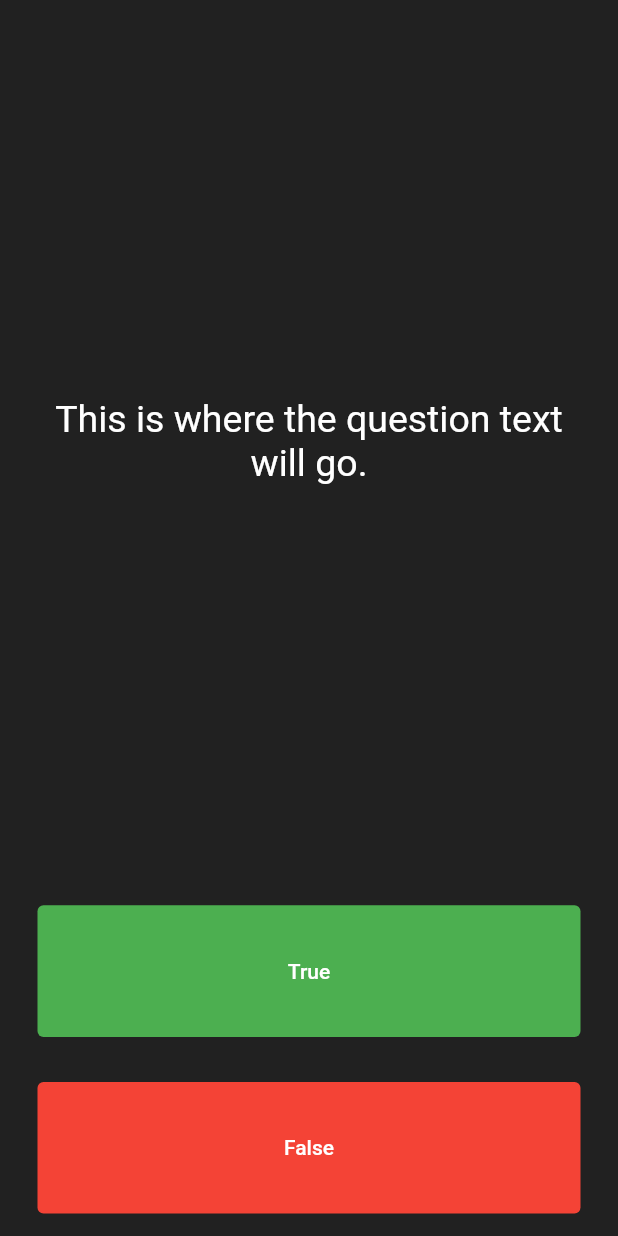
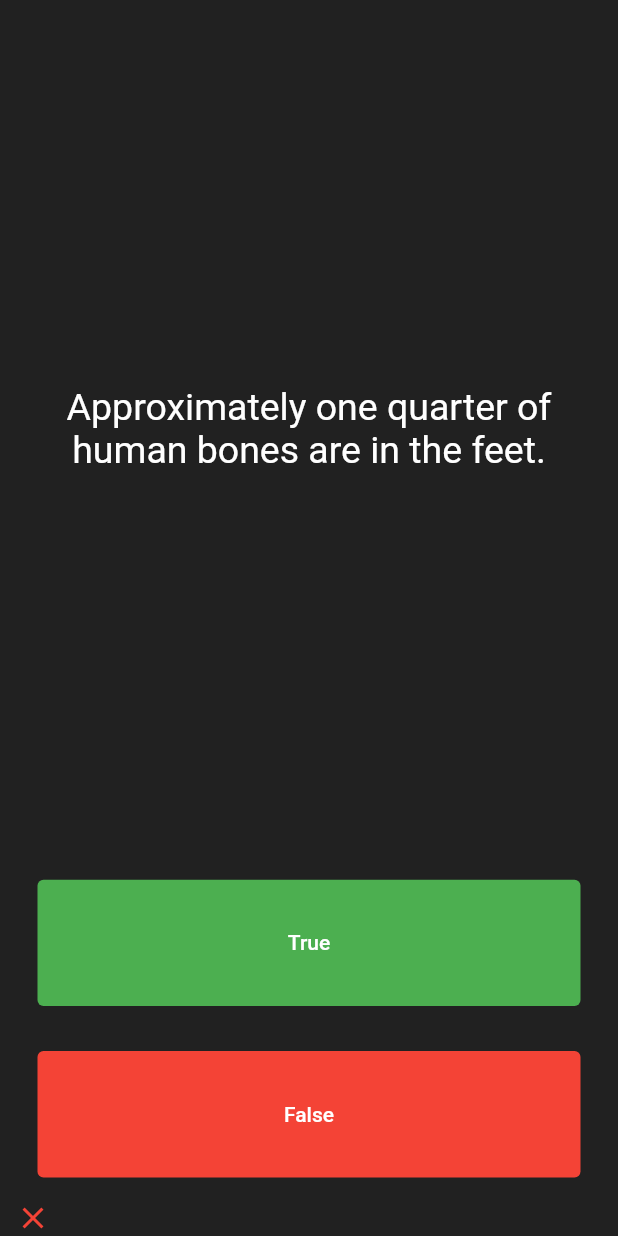
Before and after one commit to YEANSEYHA/quiz, a Flutter app: the screen it shows after launch, after a tap on "True", on a phone screen of 412 x 824 dp. Run offline on Flutter 3.47's test engine with Material 2 defaults, Android fonts, the phone set to English and light mode, and no system bars.

Commit message:
Check question and answer dart

```diff
--- a/lib/main.dart
+++ b/lib/main.dart
@@ -1,4 +1,7 @@
 import 'package:flutter/material.dart';
+import 'quiz_brain.dart';
+
+QuizBrain quizBrain = QuizBrain();
 
 void main() => runApp(Quizzler());
 
@@ -25,6 +28,31 @@ class QuizPage extends StatefulWidget {
 }
 
 class _QuizPageState extends State<QuizPage> {
+  List<Icon> scoreKeeper = [];
+
+  void checkAnswer(bool userPickedAnswer) {
+    bool correctAnswer = quizBrain.getCorrectAnswer();
+    setState(() {
+      if (userPickedAnswer == correctAnswer) {
+        scoreKeeper.add(Icon(
+          Icons.check,
+          color: Colors.green,
+        ));
+        print('user got it right !');
+      } else {
+        scoreKeeper.add(Icon(
+          Icons.close,
+          color: Colors.red,
+        ));
+        print('user got it wrong!');
+      }
+
+      quizBrain.nextQuestion();
+    });
+  }
+
+  int questionNumber = 0;
+
   @override
   Widget build(BuildContext context) {
     return Column(
@@ -37,7 +65,7 @@ class _QuizPageState extends State<QuizPage> {
             padding: EdgeInsets.all(10.0),
             child: Center(
               child: Text(
-                'This is where the question text will go.',
+                quizBrain.getQuestionText(),
                 textAlign: TextAlign.center,
                 style: TextStyle(
                   fontSize: 25.0,
@@ -55,7 +83,9 @@ class _QuizPageState extends State<QuizPage> {
                 backgroundColor: Colors.green,
                 foregroundColor: Colors.white,
               ),
-              onPressed: () {},
+              onPressed: () {
+                checkAnswer(true);
+              },
               child: Text('True'),
             ),
           ),
@@ -68,12 +98,17 @@ class _QuizPageState extends State<QuizPage> {
                 backgroundColor: Colors.red,
                 foregroundColor: Colors.white,
               ),
-              onPressed: () {},
+              onPressed: () {
+                checkAnswer(false);
+              },
               child: Text('False'),
             ),
           ),
         ),
         //TODO: Add a Row here as your score keeper
+        Row(
+          children: scoreKeeper,
+        )
       ],
     );
   }
--- /dev/null
+++ b/lib/question.dart
@@ -0,0 +1,9 @@
+class Question {
+  String questionText;
+  bool questionAnswer;
+
+  Question({String q, bool a}) {
+    questionText = q;
+    questionAnswer = a;
+  }
+}
--- /dev/null
+++ b/lib/quiz_brain.dart
@@ -0,0 +1,26 @@
+import 'question.dart';
+
+class QuizBrain {
+  int _questionNumber = 0;
+  List<Question> _questionBank = [
+    Question(q: 'You can lead a cow down stairs but not up stairs.', a: false),
+    Question(
+        q: 'Approximately one quarter of human bones are in the feet.',
+        a: true),
+    Question(q: 'A slug\'s blood is green.', a: true),
+  ];
+
+  void nextQuestion() {
+    if (_questionNumber < _questionBank.length - 1) {
+      _questionNumber++;
+    }
+  }
+
+  String getQuestionText() {
+    return _questionBank[_questionNumber].questionText;
+  }
+
+  bool getCorrectAnswer() {
+    return _questionBank[_questionNumber].questionAnswer;
+  }
+}
```
